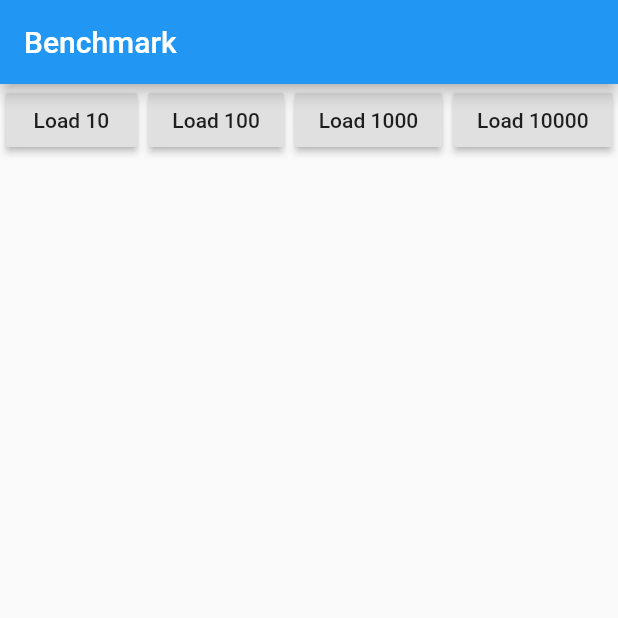
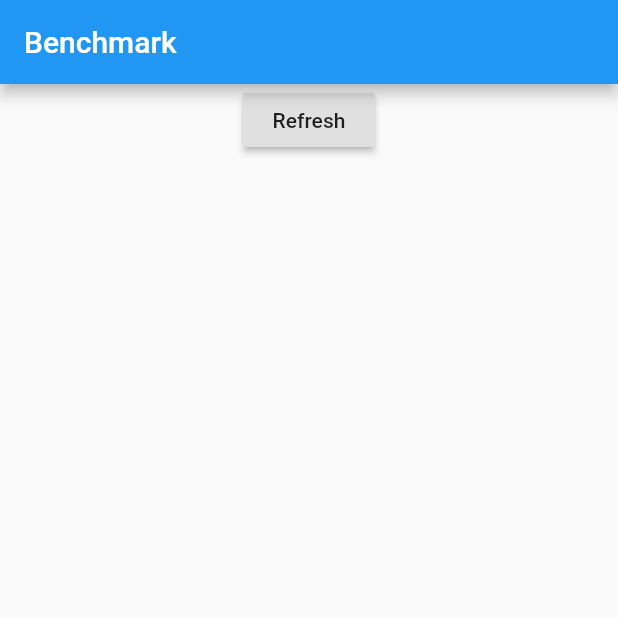
Before and after one commit to pkozlovskiy/flutter_benchmark_app, a Flutter app: the screen it shows after launch, on a phone screen of 412 x 824 dp, the top half of it. Run offline on Flutter 3.47's test engine with Material 2 defaults, Android fonts, the phone set to English and light mode, and no system bars; generated files the repository leaves out were written again.

```diff
--- a/lib/app.dart
+++ b/lib/app.dart
@@ -41,6 +41,8 @@ class MyHomePage extends StatefulWidget {
 
 class _MyHomePageState extends State<MyHomePage> {
   List<User> _users = [];
+  final GlobalKey<RefreshIndicatorState> _refreshIndicatorKey =
+      new GlobalKey<RefreshIndicatorState>();
 
   @override
   Widget build(BuildContext context) {
@@ -51,47 +53,39 @@ class _MyHomePageState extends State<MyHomePage> {
       body: SafeArea(
         child: Column(
           children: [
-            Row(
-              mainAxisAlignment: MainAxisAlignment.spaceAround,
-              children: [
             RaisedButton(
-                  child: Text('Load 10'),
-                  onPressed: () => _getJson('assets/generated10.json')
-                      .then((value) => _fetchUsers(value)),
-                ),
-                RaisedButton(
-                  child: Text('Load 100'),
-                  onPressed: () => _getJson('assets/generated100.json')
-                      .then((value) => _fetchUsers(value)),
-                ),
-                RaisedButton(
-                  child: Text('Load 1000'),
-                  onPressed: () => _getJson('assets/generated1000.json')
-                      .then((value) => _fetchUsers(value)),
-                ),
-                RaisedButton(
-                  child: Text('Load 10000'),
-                  onPressed: () => _getJson('assets/generated10000.json')
-                      .then((value) => _fetchUsers(value)),
-                )
-              ],
+              key: ValueKey('refresh'),
+              child: Text('Refresh'),
+              onPressed: () => _refreshIndicatorKey.currentState.show(),
             ),
             Expanded(
+              child: RefreshIndicator(
+                key: _refreshIndicatorKey,
+                onRefresh: _handleRefresh,
                 child: ListView.builder(
+                  key: ValueKey('list'),
                   itemCount: _users.length,
                   itemBuilder: (context, index) {
                     var user = _users[index];
                     return ListTile(
+                      key: ValueKey('item_$index'),
                       leading: Text('$index'),
                       title: Text('${user.name} '),
+                      subtitle: Text('item_$index'),
                     );
                   },
+                ),
               ),
             )
           ],
         ),
       ),
     );
+  }
+
+  Future<Null> _handleRefresh() {
+    return _getJson('assets/generated10000.json')
+        .then((value) => _fetchUsers(value));
   }
 
   Future<String> _getJson(String path) async {
@@ -104,11 +98,6 @@ class _MyHomePageState extends State<MyHomePage> {
         ?.then((value) => setUsers(value));
   }
 
-  List<User> _parseUsers(String jsonStr) {
-    final parsed = json.decode(jsonStr).cast<Map<String, dynamic>>();
-    return parsed.map<User>((json) => User.fromJson(json)).toList();
-  }
-
   setUsers(List<User> value) {
     setState(() {
       _users.clear();
@@ -116,3 +105,8 @@ class _MyHomePageState extends State<MyHomePage> {
     });
   }
 }
+
+List<User> _parseUsers(String jsonStr) {
+  final parsed = json.decode(jsonStr).cast<Map<String, dynamic>>();
+  return parsed.map<User>((json) => User.fromJson(json)).toList();
+}
--- a/test_driver/app.dart
+++ b/test_driver/app.dart
@@ -1,7 +1,9 @@
+import 'package:flutter_benchmark_app/main.dart' as app;
 import 'package:flutter_driver/driver_extension.dart';
-import 'package:flutter_benchmark_app/main.dart' as app;
 
 void main() {
   enableFlutterDriverExtension();
   app.main();
+  //TODO select needed mode
+//  app.mainCompute()
 }
```
Also changed, not shown: test_driver/app_test.dart (+15 -11 lines), test_driver/isolates_workaround.dart (added, +89 -0 lines), 1 other file. Lines whose indentation alone changed are shown as unchanged.
